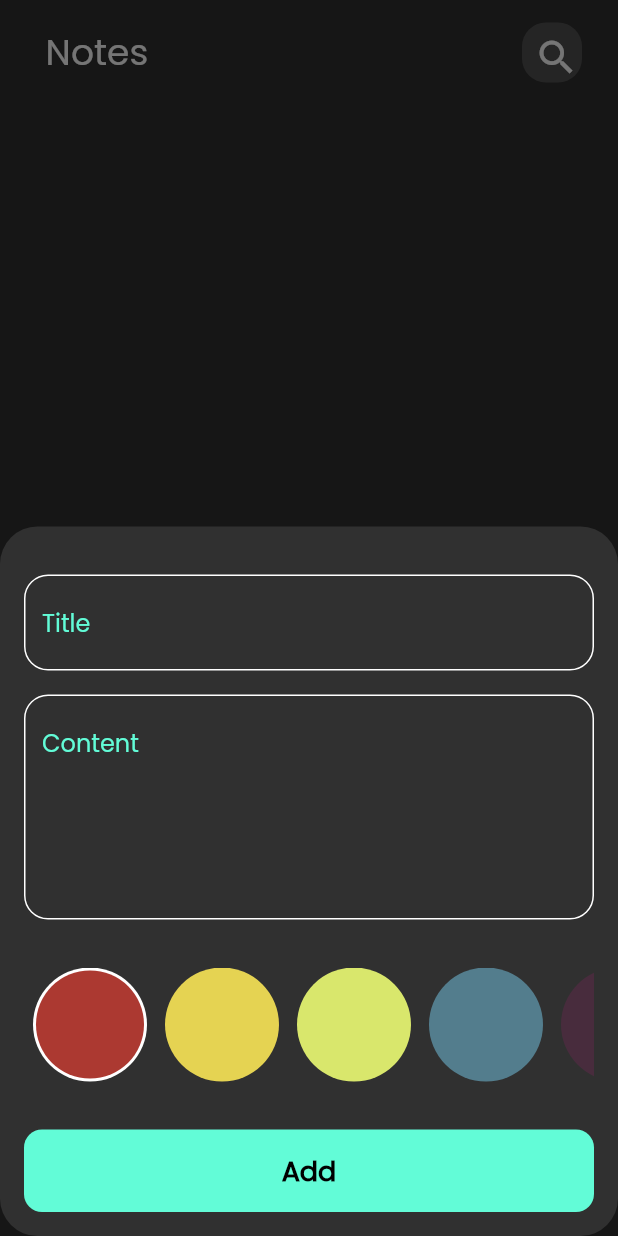
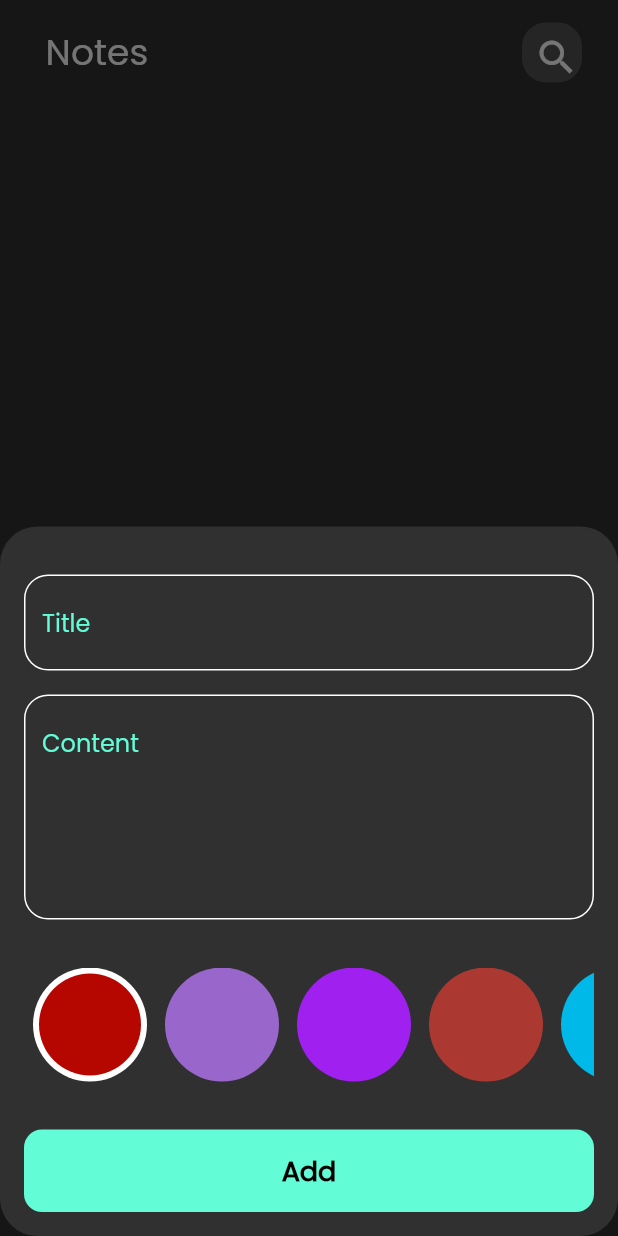
Before and after one commit to HazemHamdy7/note_app_hive, a Flutter app: the screen it shows after launch, after a tap on the "add" icon, on a phone screen of 412 x 824 dp. Run offline on Flutter 3.47's test engine with Material 2 defaults, Android fonts, the phone set to English and light mode, and no system bars; our stand-ins replace bloc, flutter_bloc, font_awesome_flutter, hive, hive_flutter; accounts and stored records are empty.

Commit message:
done app

```diff
--- a/lib/Screens/colors/color_list_view.dart
+++ b/lib/Screens/colors/color_list_view.dart
@@ -1,6 +1,8 @@
 import 'package:flutter/material.dart';
 import 'package:flutter_bloc/flutter_bloc.dart';
 import 'package:note_app_hive/cubits/add_note_cubit/add_notes_cubit.dart';
+
+import '../../core/constant.dart';
 
 class ColorItem extends StatelessWidget {
   const ColorItem({super.key, required this.isActive, required this.color});
@@ -14,7 +16,7 @@ class ColorItem extends StatelessWidget {
             radius: 38,
             backgroundColor: Colors.white,
             child: CircleAvatar(
-              radius: 36,
+              radius: 34,
               backgroundColor: color,
             ),
           )
@@ -35,31 +37,23 @@ class ColorsListView extends StatefulWidget {
 class _ColorsListViewState extends State<ColorsListView> {
   int currentIndex = 0;
 
-  List<Color> colors = const [
-    Color(0xffAC3931),
-    Color(0xffE5D352),
-    Color(0xffD9E76C),
-    Color(0xff537D8D),
-    Color(0xff482C3D),
-  ];
-
   @override
   Widget build(BuildContext context) {
     return SizedBox(
       height: 38 * 2,
       child: ListView.builder(
-        itemCount: colors.length,
+        itemCount: kColors.length,
         scrollDirection: Axis.horizontal,
         itemBuilder: (context, index) => Padding(
           padding: const EdgeInsets.symmetric(horizontal: 6),
           child: GestureDetector(
             onTap: () {
               currentIndex = index;
-              BlocProvider.of<AddNotesCubit>(context).color = colors[index];
+              BlocProvider.of<AddNotesCubit>(context).color = kColors[index];
               setState(() {});
             },
             child: ColorItem(
-              color: colors[index],
+              color: kColors[index],
               isActive: currentIndex == index,
             ),
           ),
--- a/lib/Screens/editPage/widget/edit_note_view_body.dart
+++ b/lib/Screens/editPage/widget/edit_note_view_body.dart
@@ -3,8 +3,11 @@ import 'package:flutter_bloc/flutter_bloc.dart';
 import 'package:note_app_hive/Screens/homePage/widgets/custom_app_bar.dart';
 import 'package:note_app_hive/cubits/notes_cubit/notes_cubit_cubit.dart';
 
+import '../../../core/constant.dart';
 import '../../../models/note_model.dart';
+import '../../colors/color_list_view.dart';
 import '../../homePage/widgets/custom_text_feild.dart';
+import 'edit_note_color_listview.dart';
 
 class EditNoteViewBody extends StatefulWidget {
   const EditNoteViewBody({super.key, required this.note});
@@ -49,6 +52,8 @@ class _EditNoteViewBodyState extends State<EditNoteViewBody> {
             },
             hint: widget.note.subTitle,
             maxLines: 5),
+        const SizedBox(height: 16),
+        EditNoteColorsList(note: widget.note),
       ]),
     );
   }
--- a/lib/core/constant.dart
+++ b/lib/core/constant.dart
@@ -3,9 +3,16 @@ import 'package:flutter/material.dart';
 const kPrimaryColor = Color(0xff62FCD7);
 const kNotesBox = 'notes_box';
 List<Color> kColors = const [
+  Color(0xffB50600),
+  Color(0xff9966CC),
+  Color(0xffA020F0),
   Color(0xffAC3931),
-  Color(0xffE5D352),
-  Color(0xffD9E76C),
-  Color(0xff537D8D),
-  Color(0xff482C3D),
+  Color(0xff00B9E8),
+  Color(0xff0E9594),
+  Color(0xff29BF12),
+  Color(0xffE49AB0),
+  Color(0xff904C77),
+  Color(0xff49306B),
+  Color(0xff58A4B0),
+  Color(0xff663399),
 ];
```
Also changed, not shown: lib/Screens/editPage/widget/edit_note_color_listview.dart (added, +48 -0 lines).
